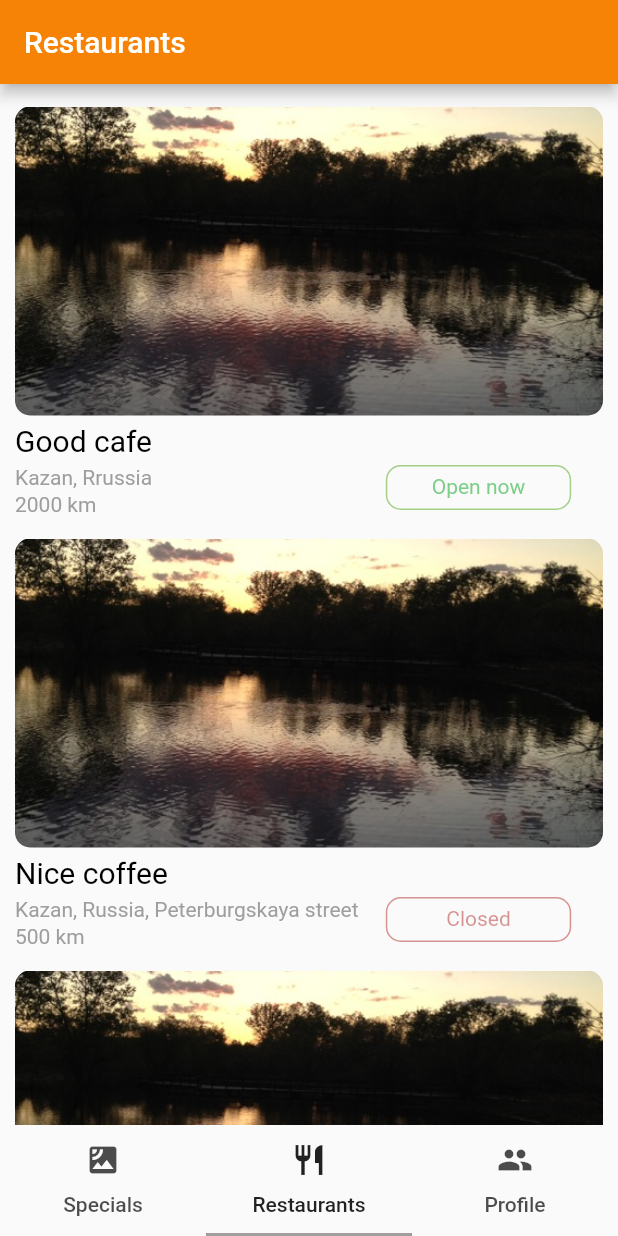
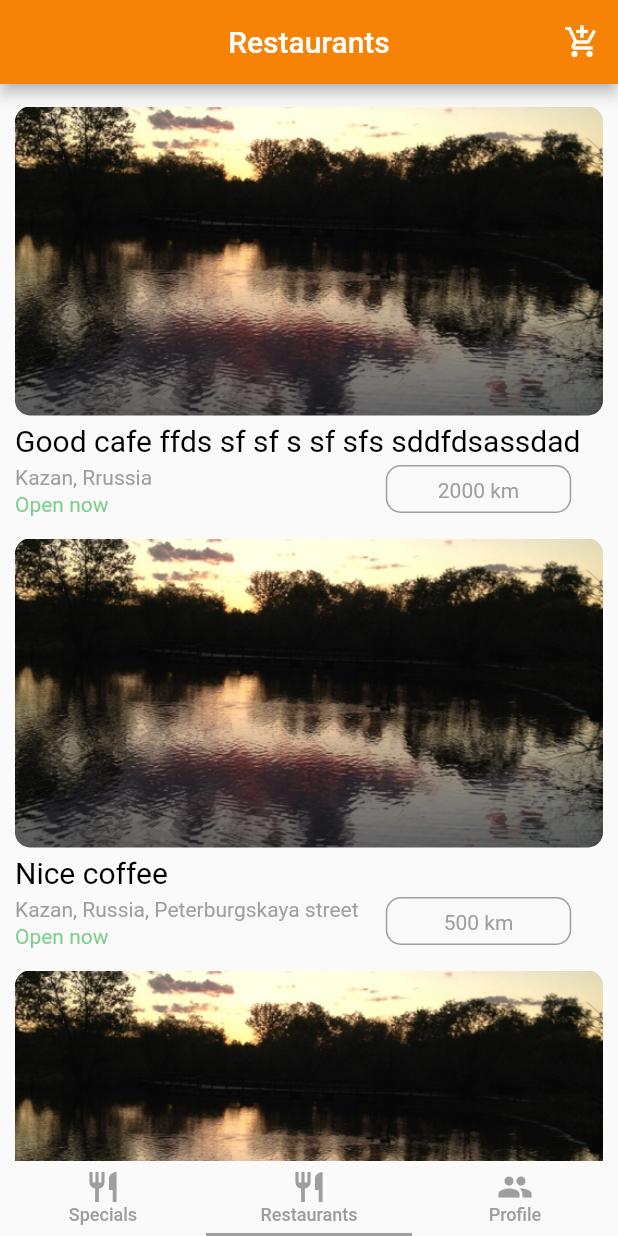
Before and after one commit to HardDays/ZhratvaMobile, a Flutter app: the screen it shows after launch, on a phone screen of 412 x 824 dp. Run offline on Flutter 3.47's test engine with Material 2 defaults, Android fonts, the phone set to English and light mode, and no system bars.

Commit message:
buy_page

```diff
--- a/lib/views/pages/main_page.dart
+++ b/lib/views/pages/main_page.dart
@@ -35,23 +35,62 @@ class MainPageState extends State<MainPage> with SingleTickerProviderStateMixin
         controller: controller,
       ),
       bottomNavigationBar: Material(
-        child: TabBar(
-          tabs: <Tab>[
-            Tab(
-              icon: Icon(Icons.satellite),
-              text: "Specials",
-            ),
-            Tab(
-              icon: Icon(Icons.restaurant),
-              text: "Restaurants",
-            ),
-            Tab(
-              icon: Icon(Icons.people),
-              text: 'Profile'
-            ),
-          ],
-          // setup the controller
-          controller: controller,
+        child: Container(
+          height: 50.0,
+          child:
+            TabBar(
+              tabs: [
+                Container(
+                  child: Column(
+                    children: [
+                      Padding(padding: EdgeInsets.only(top: 5.0)),
+                      Icon(Icons.restaurant,
+                        color: Colors.grey,
+                      ),
+                      Text("Specials",
+                        style: TextStyle(
+                          color: Colors.grey,
+                          fontSize: 12.0
+                        ),
+                      )
+                    ],
+                  ),
+                ),
+                 Container(
+                  child: Column(
+                    children: [
+                      Padding(padding: EdgeInsets.only(top: 5.0)),
+                      Icon(Icons.restaurant,
+                        color: Colors.grey,
+                      ),
+                      Text("Restaurants",
+                        style: TextStyle(
+                          color: Colors.grey,
+                          fontSize: 12.0
+                        ),
+                      )
+                    ],
+                  ),
+                ),
+                Container(
+                  child: Column(
+                    children: [
+                      Padding(padding: EdgeInsets.only(top: 5.0)),
+                      Icon(Icons.people,
+                        color: Colors.grey,
+                      ),
+                      Text("Profile",
+                        style: TextStyle(
+                          color: Colors.grey,
+                          fontSize: 12.0
+                        ),
+                      )
+                    ],
+                  ),
+                ),
+              ],
+            controller: controller,
+          ),
         ),
       ),
     );
--- a/lib/views/pages/restaurants_page.dart
+++ b/lib/views/pages/restaurants_page.dart
@@ -20,7 +20,7 @@ class RestaurantsStatePage extends State<RestaurantsPage> with AutomaticKeepAliv
     super.initState();
     _list = [
       Restaurant(
-        name: 'Good cafe',
+        name: 'Good cafe ffds sf sf s sf sfs sddfdsassdad',
         address: 'Kazan, Rrussia',
         hours: '12:00 - 15:00',
         openNow: true,
@@ -30,14 +30,14 @@ class RestaurantsStatePage extends State<RestaurantsPage> with AutomaticKeepAliv
         name: 'Nice coffee',
         address: 'Kazan, Russia, Peterburgskaya street',
         hours: '12:00 - 15:00',
-        openNow: false,
+        openNow: true,
         distance: 500
       ),
       Restaurant(
         name: 'Hipsto Coffee',
         address: 'Kazan, Russia',
         hours: 'Closed',
-        openNow: true,
+        openNow: false,
         distance: 2000
       ),
     ];
@@ -48,8 +48,17 @@ class RestaurantsStatePage extends State<RestaurantsPage> with AutomaticKeepAliv
     return MaterialApp(
       home: Scaffold(
         appBar: AppBar(
+          centerTitle: true,
           title: Text('Restaurants'),
           backgroundColor: Color.fromARGB(255, 247, 131, 6),
+          actions: [
+            IconButton(
+              icon: Icon(Icons.add_shopping_cart),
+              onPressed: () {
+
+              },
+            ),
+          ],
         ),
         body: ListView.builder(
           itemCount: _list.length,
@@ -115,10 +124,10 @@ class RestaurantsStatePage extends State<RestaurantsPage> with AutomaticKeepAliv
                             ),
                             Container(
                               margin: const EdgeInsets.only(top: 2.0),
-                              child:Text('${_list[index].distance} km',
+                              child:Text(_list[index].openNow ? 'Open now' : 'Closed',
                                 style: TextStyle(
                                   fontSize: 14.0,
-                                  color: Colors.grey
+                                  color: _list[index].openNow ? Color.fromARGB(128, 0, 163, 24) : Color.fromARGB(128, 181, 42, 42)
                                 ),
                                 overflow: TextOverflow.clip,
                               ),
@@ -129,19 +138,19 @@ class RestaurantsStatePage extends State<RestaurantsPage> with AutomaticKeepAliv
                       Container(
                         margin: const EdgeInsets.only(top: 5.0),
                         width: MediaQuery.of(context).size.width * 0.3,
-                        height: 30.0,
+                        height: 32.0,
                         decoration: BoxDecoration(
                           borderRadius: BorderRadius.all(Radius.circular(10.0)),
                           border: Border.all(
-                            color: _list[index].openNow ? Color.fromARGB(128, 80, 163, 24) : Color.fromARGB(128, 181, 42, 42)
+                            color: Colors.grey
                           )
                         ),
                         child: Container(
-                          margin: const EdgeInsets.only(top: 5.0),
-                          child:Text(_list[index].openNow ? 'Open now' : 'Closed',
+                          margin: const EdgeInsets.only(top: 8.0),
+                          child: Text('${_list[index].distance} km',
                             textAlign: TextAlign.center,
                             style: TextStyle(
-                              color: _list[index].openNow ? Color.fromARGB(128, 0, 163, 24) : Color.fromARGB(128, 181, 42, 42)
+                              color: Colors.grey
                             ),
                           ),
                         ),
```
Also changed, not shown: lib/views/pages/menu_item_page.dart (added, +150 -0 lines), lib/views/pages/menu_page.dart (+66 -11 lines), lib/views/pages/restaurant_page.dart (+77 -81 lines).
